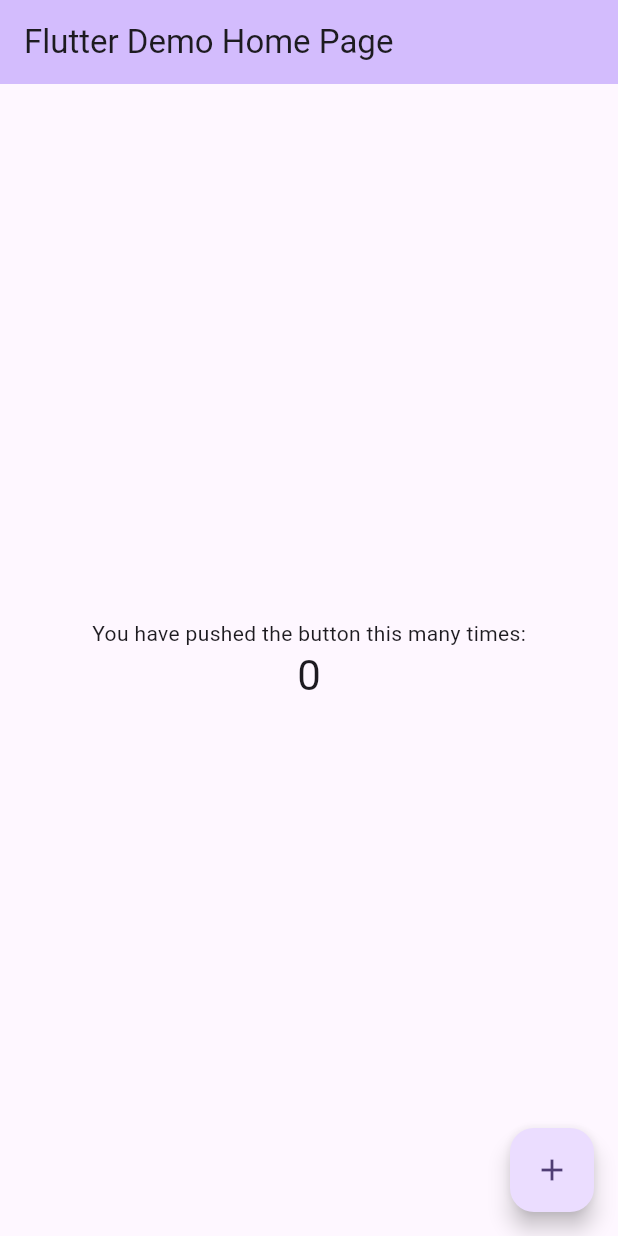
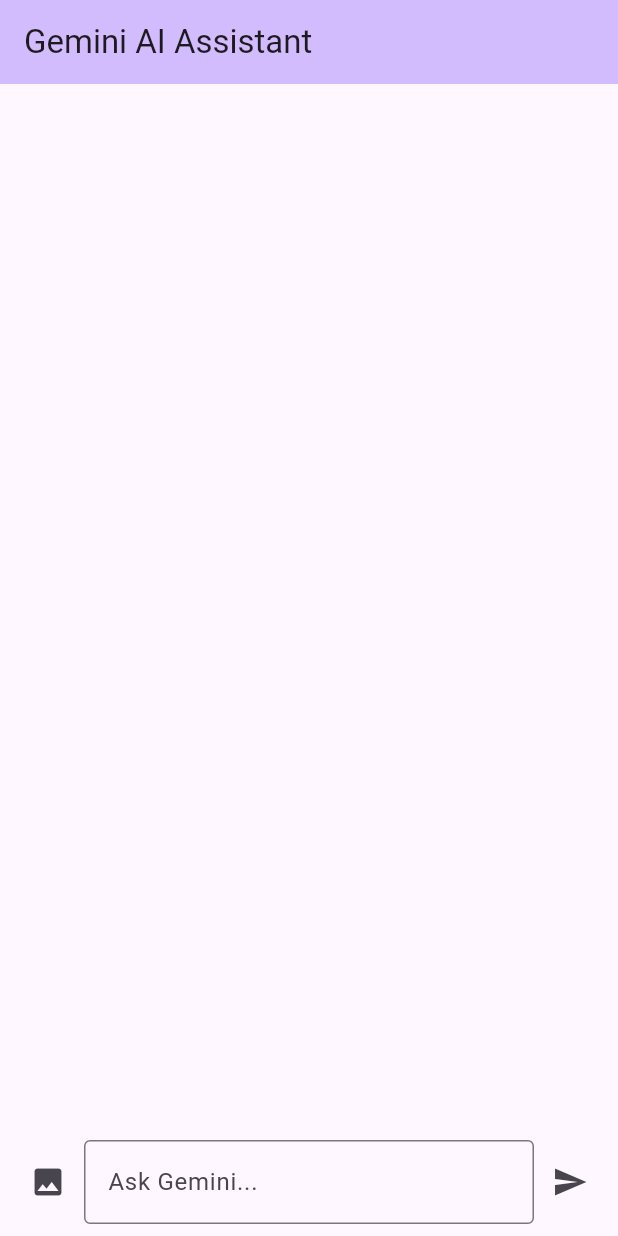
Before and after one commit to could-ai/019c4b3d-66e0-71bc-b589-6f673b458d08, a Flutter app: the screen it shows after launch, on a phone screen of 412 x 824 dp. Run offline on Flutter 3.47's test engine with Material 3 defaults, Android fonts, the phone set to English and light mode, and no system bars; our stand-ins replace flutter_markdown, image_picker, supabase_flutter; accounts and stored records are empty.

Commit message:
Creating Message model for chat messages.; Creating ChatProvider to manage state and API calls.; Creating ChatScreen UI with text input, image picker, and message display.; Updating main.dart to initialize Supabase and setup Providers.

```diff
--- a/usr/lib/main.dart
+++ b/usr/lib/main.dart
@@ -1,123 +1,42 @@
 import 'package:flutter/material.dart';
+import 'package:supabase_flutter/supabase_flutter.dart';
+import 'package:provider/provider.dart';
+import 'integrations/supabase.dart';
+import 'providers/chat_provider.dart';
+import 'screens/chat_screen.dart';
 
-void main() {
+Future<void> main() async {
+  WidgetsFlutterBinding.ensureInitialized();
+
+  await Supabase.initialize(
+    url: SupabaseConfig.supabaseUrl,
+    anonKey: SupabaseConfig.supabaseAnonKey,
+  );
+
   runApp(const MyApp());
 }
 
 class MyApp extends StatelessWidget {
   const MyApp({super.key});
 
-  // This widget is the root of your application.
   @override
   Widget build(BuildContext context) {
-    return MaterialApp(
-      title: 'Flutter Demo',
+    return MultiProvider(
+      providers: [
+        ChangeNotifierProvider(create: (_) => ChatProvider()),
+      ],
+      child: MaterialApp(
+        title: 'CouldAI Gemini Assistant',
         debugShowCheckedModeBanner: false,
         theme: ThemeData(
-        // This is the theme of your application.
-        //
-        // TRY THIS: Try running your application with "flutter run". You'll see
-        // the application has a purple toolbar. Then, without quitting the app,
-        // try changing the seedColor in the colorScheme below to Colors.green
-        // and then invoke "hot reload" (save your changes or press the "hot
-        // reload" button in a Flutter-supported IDE, or press "r" if you used
-        // the command line to start the app).
-        //
-        // Notice that the counter didn't reset back to zero; the application
-        // state is not lost during the reload. To reset the state, use hot
-        // restart instead.
-        //
-        // This works for code too, not just values: Most code changes can be
-        // tested with just a hot reload.
           colorScheme: ColorScheme.fromSeed(seedColor: Colors.deepPurple),
+          useMaterial3: true,
         ),
         initialRoute: '/',
         routes: {
-        '/': (context) => const MyHomePage(title: 'Flutter Demo Home Page'),
+          '/': (context) => const ChatScreen(),
         },
+      ),
     );
   }
 }
-
-class MyHomePage extends StatefulWidget {
-  const MyHomePage({super.key, required this.title});
-
-  // This widget is the home page of your application. It is stateful, meaning
-  // that it has a State object (defined below) that contains fields that affect
-  // how it looks.
-
-  // This class is the configuration for the state. It holds the values (in this
-  // case the title) provided by the parent (in this case the App widget) and
-  // used by the build method of the State. Fields in a Widget subclass are
-  // always marked "final".
-
-  final String title;
-
-  @override
-  State<MyHomePage> createState() => _MyHomePageState();
-}
-
-class _MyHomePageState extends State<MyHomePage> {
-  int _counter = 0;
-
-  void _incrementCounter() {
-    setState(() {
-      // This call to setState tells the Flutter framework that something has
-      // changed in this State, which causes it to rerun the build method below
-      // so that the display can reflect the updated values. If we changed
-      // _counter without calling setState(), then the build method would not be
-      // called again, and so nothing would appear to happen.
-      _counter++;
-    });
-  }
-
-  @override
-  Widget build(BuildContext context) {
-    // This method is rerun every time setState is called, for instance as done
-    // by the _incrementCounter method above.
-    //
-    // The Flutter framework has been optimized to make rerunning build methods
-    // fast, so that you can just rebuild anything that needs updating rather
-    // than having to individually change instances of widgets.
-    return Scaffold(
-      appBar: AppBar(
-        // TRY THIS: Try changing the color here to a specific color (to
-        // Colors.amber, perhaps?) and trigger a hot reload to see the AppBar
-        // change color while the other colors stay the same.
-        backgroundColor: Theme.of(context).colorScheme.inversePrimary,
-        // Here we take the value from the MyHomePage object that was created by
-        // the App.build method, and use it to set our appbar title.
-        title: Text(widget.title),
-      ),
-      body: Center(
-        // Center is a layout widget. It takes a single child and positions it
-        // in the middle of the parent.
-        child: Column(
-          // Column is also a layout widget. It takes a list of children and
-          // arranges them vertically. By default, it sizes itself to fit its
-          // children horizontally, and tries to be as tall as its parent.
-          //
-          // Column has various properties to control how it sizes itself and
-          // how it positions its children. Here we use mainAxisAlignment to
-          // center the children vertically; the main axis here is the vertical
-          // axis because Columns are vertical (the cross axis would be
-          // horizontal).
-          //
-          // TRY THIS: Invoke "debug painting" (choose the "Toggle Debug Paint"
-          // action in the IDE, or press "p" in the console), to see the
-          // wireframe for each widget.
-          mainAxisAlignment: MainAxisAlignment.center,
-          children: <Widget>[
-            const Text('You have pushed the button this many times:'),
-            Text('$_counter', style: Theme.of(context).textTheme.headlineMedium),
-          ],
-        ),
-      ),
-      floatingActionButton: FloatingActionButton(
-        onPressed: _incrementCounter,
-        tooltip: 'Increment',
-        child: const Icon(Icons.add),
-      ), // This trailing comma makes auto-formatting nicer for build methods.
-    );
-  }
-}
--- /dev/null
+++ b/usr/lib/models/message.dart
@@ -0,0 +1,15 @@
+class Message {
+  final String id;
+  final String text;
+  final bool isUser;
+  final String? imageUrl; // Local path or URL
+  final DateTime timestamp;
+
+  Message({
+    required this.id,
+    required this.text,
+    required this.isUser,
+    this.imageUrl,
+    required this.timestamp,
+  });
+}
--- /dev/null
+++ b/usr/lib/screens/chat_screen.dart
@@ -0,0 +1,152 @@
+import 'dart:io';
+import 'package:flutter/foundation.dart';
+import 'package:flutter/material.dart';
+import 'package:provider/provider.dart';
+import 'package:image_picker/image_picker.dart';
+import 'package:flutter_markdown/flutter_markdown.dart';
+import '../providers/chat_provider.dart';
+import '../models/message.dart';
+
+class ChatScreen extends StatefulWidget {
+  const ChatScreen({super.key});
+
+  @override
+  State<ChatScreen> createState() => _ChatScreenState();
+}
+
+class _ChatScreenState extends State<ChatScreen> {
+  final TextEditingController _controller = TextEditingController();
+  final ImagePicker _picker = ImagePicker();
+  XFile? _selectedImage;
+
+  Future<void> _pickImage() async {
+    final XFile? image = await _picker.pickImage(source: ImageSource.gallery);
+    if (image != null) {
+      setState(() {
+        _selectedImage = image;
+      });
+    }
+  }
+
+  void _sendMessage() {
+    final text = _controller.text;
+    if (text.isEmpty && _selectedImage == null) return;
+
+    final chatProvider = context.read<ChatProvider>();
+
+    // Handle web vs mobile image data
+    if (kIsWeb && _selectedImage != null) {
+      _selectedImage!.readAsBytes().then((bytes) {
+         chatProvider.sendMessage(text, imageBytes: bytes);
+      });
+    } else {
+      chatProvider.sendMessage(text, imagePath: _selectedImage?.path);
+    }
+
+    _controller.clear();
+    setState(() {
+      _selectedImage = null;
+    });
+  }
+
+  @override
+  Widget build(BuildContext context) {
+    final chatProvider = context.watch<ChatProvider>();
+
+    return Scaffold(
+      appBar: AppBar(
+        title: const Text('Gemini AI Assistant'),
+        backgroundColor: Theme.of(context).colorScheme.inversePrimary,
+      ),
+      body: Column(
+        children: [
+          Expanded(
+            child: ListView.builder(
+              padding: const EdgeInsets.all(16),
+              itemCount: chatProvider.messages.length,
+              itemBuilder: (context, index) {
+                final message = chatProvider.messages[index];
+                return _buildMessageBubble(message);
+              },
+            ),
+          ),
+          if (chatProvider.isLoading)
+            const Padding(
+              padding: EdgeInsets.all(8.0),
+              child: CircularProgressIndicator(),
+            ),
+          if (_selectedImage != null)
+            Container(
+              padding: const EdgeInsets.all(8),
+              height: 100,
+              child: Row(
+                children: [
+                  kIsWeb
+                    ? Image.network(_selectedImage!.path)
+                    : Image.file(File(_selectedImage!.path)),
+                  IconButton(
+                    icon: const Icon(Icons.close),
+                    onPressed: () => setState(() => _selectedImage = null),
+                  ),
+                ],
+              ),
+            ),
+          Padding(
+            padding: const EdgeInsets.all(8.0),
+            child: Row(
+              children: [
+                IconButton(
+                  icon: const Icon(Icons.image),
+                  onPressed: _pickImage,
+                ),
+                Expanded(
+                  child: TextField(
+                    controller: _controller,
+                    decoration: const InputDecoration(
+                      hintText: 'Ask Gemini...',
+                      border: OutlineInputBorder(),
+                    ),
+                    onSubmitted: (_) => _sendMessage(),
+                  ),
+                ),
+                IconButton(
+                  icon: const Icon(Icons.send),
+                  onPressed: _sendMessage,
+                ),
+              ],
+            ),
+          ),
+        ],
+      ),
+    );
+  }
+
+  Widget _buildMessageBubble(Message message) {
+    final isUser = message.isUser;
+    return Align(
+      alignment: isUser ? Alignment.centerRight : Alignment.centerLeft,
+      child: Container(
+        margin: const EdgeInsets.symmetric(vertical: 4),
+        padding: const EdgeInsets.all(12),
+        constraints: BoxConstraints(maxWidth: MediaQuery.of(context).size.width * 0.8),
+        decoration: BoxDecoration(
+          color: isUser ? Colors.blue[100] : Colors.grey[200],
+          borderRadius: BorderRadius.circular(12),
+        ),
+        child: Column(
+          crossAxisAlignment: CrossAxisAlignment.start,
+          children: [
+            if (message.imageUrl != null)
+              Padding(
+                padding: const EdgeInsets.only(bottom: 8.0),
+                child: kIsWeb
+                  ? Image.network(message.imageUrl!, height: 150)
+                  : Image.file(File(message.imageUrl!), height: 150),
+              ),
+            MarkdownBody(data: message.text),
+          ],
+        ),
+      ),
+    );
+  }
+}
```
Also changed, not shown: usr/lib/providers/chat_provider.dart (added, +77 -0 lines). Lines whose indentation alone changed are shown as unchanged.
